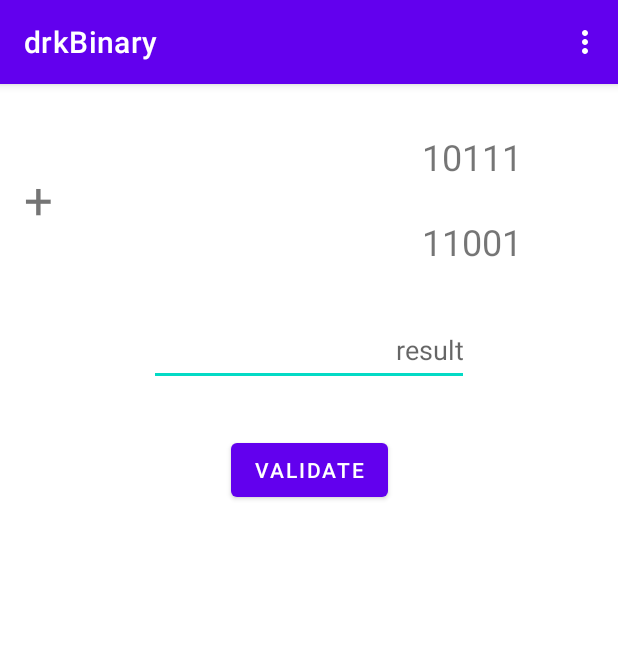
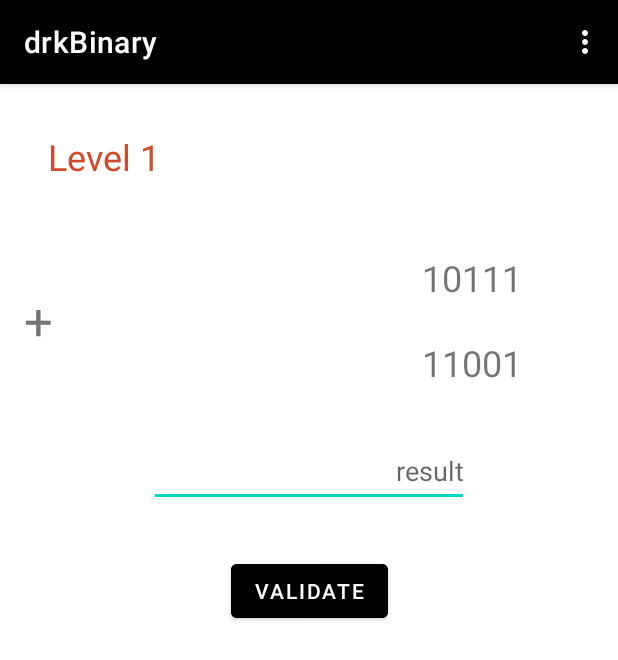
Before and after one commit to drkblog/drkbinary, an Android app: the screen it shows after launch (MainActivity), on a phone screen of 412 x 824 dp. Shown: the top 660 px of the screen. Run offline under Robolectric (Android 15) with nearby library versions, the phone set to English and light mode, and no system bars; our stand-ins replace navigation-ui.

Commit message:
Change UI and colors

```diff
--- a/app/src/main/java/ar/com/drk/drkbinary/PlayfieldFragment.kt
+++ b/app/src/main/java/ar/com/drk/drkbinary/PlayfieldFragment.kt
@@ -70,6 +70,7 @@
 
     private fun reset() {
         val setup = gameService.play()
+        binding.level.text = "Level " + gameService.level.displayValue()
         binding.firstNumber.text = intToBinaryString(setup.first)
         binding.secondNumber.text = intToBinaryString(setup.second)
     }
--- a/app/src/main/java/ar/com/drk/drkbinary/game/Level.kt
+++ b/app/src/main/java/ar/com/drk/drkbinary/game/Level.kt
@@ -12,4 +12,8 @@
         val top = 0xF shl level
         return (0..top).random()
     }
+
+    fun displayValue() : String {
+        return level.toString()
+    }
 }
--- a/app/src/main/res/layout/activity_main.xml
+++ b/app/src/main/res/layout/activity_main.xml
@@ -15,7 +15,7 @@
             android:id="@+id/toolbar"
             android:layout_width="match_parent"
             android:layout_height="?attr/actionBarSize"
-            android:background="?attr/colorPrimary"
+            android:background="@color/black"
             app:popupTheme="@style/Theme.Drkbinary.PopupOverlay" />
 
     </com.google.android.material.appbar.AppBarLayout>
--- a/app/src/main/res/layout/playfield_fragment.xml
+++ b/app/src/main/res/layout/playfield_fragment.xml
@@ -11,14 +11,14 @@
         android:layout_width="0dp"
         android:layout_height="wrap_content"
         android:layout_marginStart="64dp"
-        android:layout_marginTop="32dp"
+        android:layout_marginTop="48dp"
         android:layout_marginEnd="64dp"
         android:text="@string/placeholder"
         android:textAlignment="textEnd"
         android:textSize="24sp"
         app:layout_constraintEnd_toEndOf="parent"
         app:layout_constraintStart_toStartOf="parent"
-        app:layout_constraintTop_toTopOf="parent" />
+        app:layout_constraintTop_toBottomOf="@+id/level" />
 
     <TextView
         android:id="@+id/second_number"
@@ -56,6 +56,7 @@
         android:layout_width="wrap_content"
         android:layout_height="wrap_content"
         android:layout_marginTop="32dp"
+        android:backgroundTint="@color/black"
         android:text="@string/validate"
         app:layout_constraintEnd_toEndOf="parent"
         app:layout_constraintStart_toStartOf="parent"
@@ -83,4 +84,15 @@
         app:layout_constraintStart_toStartOf="parent"
         app:layout_constraintTop_toBottomOf="@+id/validate" />
 
+    <TextView
+        android:id="@+id/level"
+        android:layout_width="wrap_content"
+        android:layout_height="wrap_content"
+        android:layout_marginStart="32dp"
+        android:layout_marginTop="32dp"
+        android:textColor="@color/drkHighlight"
+        android:textSize="24sp"
+        app:layout_constraintStart_toStartOf="parent"
+        app:layout_constraintTop_toTopOf="parent" />
+
 </androidx.constraintlayout.widget.ConstraintLayout>
--- a/app/src/main/res/values/colors.xml
+++ b/app/src/main/res/values/colors.xml
@@ -7,4 +7,5 @@
     <color name="teal_700">#FF018786</color>
     <color name="black">#FF000000</color>
     <color name="white">#FFFFFFFF</color>
+    <color name="drkHighlight">#D04A2B</color>
 </resources>
```
